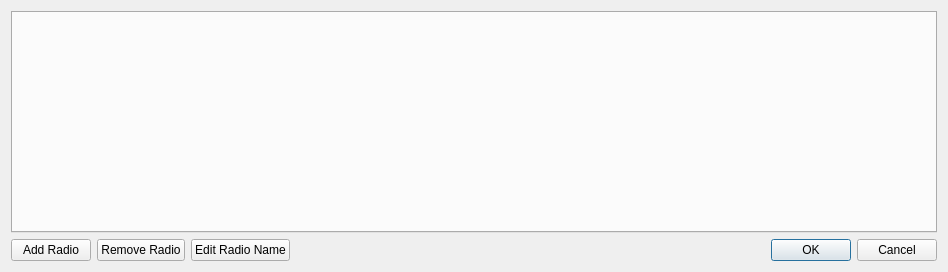
Above: mqt/MqtRigControl/setupdialog.ui from zsteva/backup-minos2 before the change. Below: the same form after it.
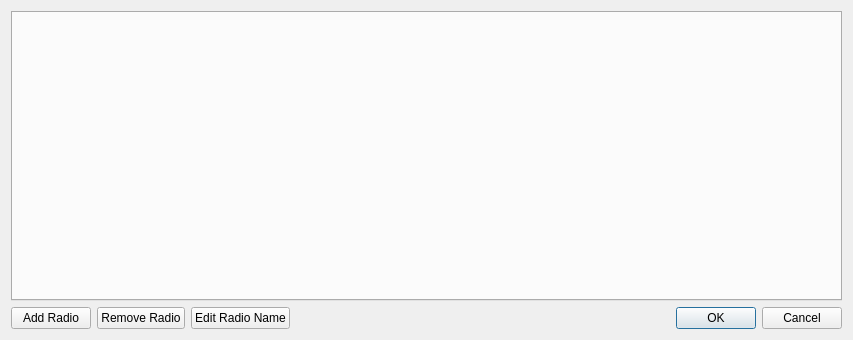
That is the form after the change. Custom widgets are drawn as their Qt base class.

```diff
--- a/mqt/MqtRigControl/setupdialog.ui
+++ b/mqt/MqtRigControl/setupdialog.ui
@@ -6,8 +6,8 @@
    <rect>
     <x>0</x>
     <y>0</y>
-    <width>948</width>
-    <height>272</height>
+    <width>853</width>
+    <height>340</height>
    </rect>
   </property>
   <property name="windowTitle">
```
